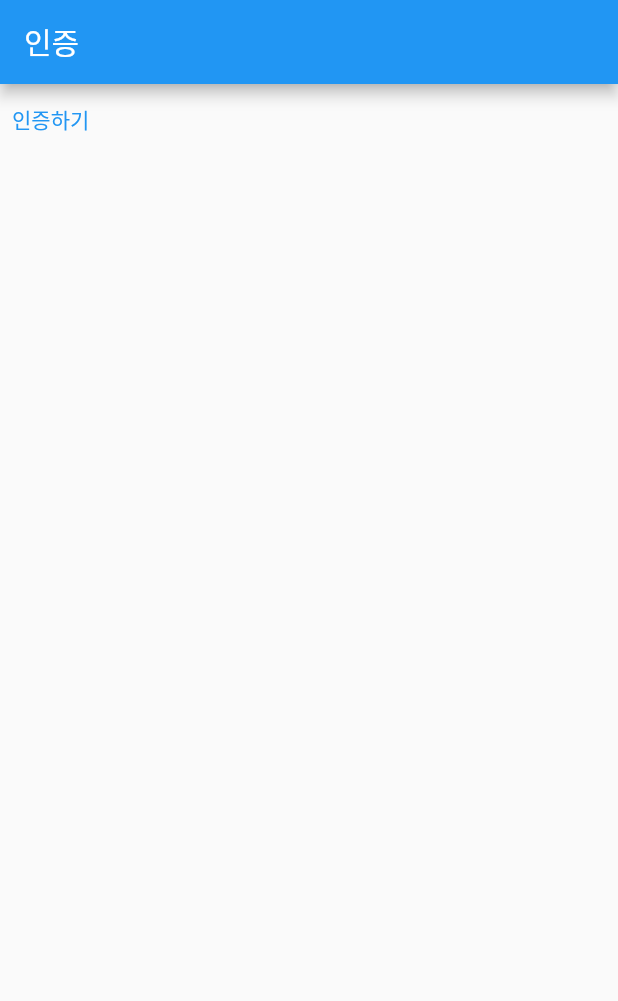
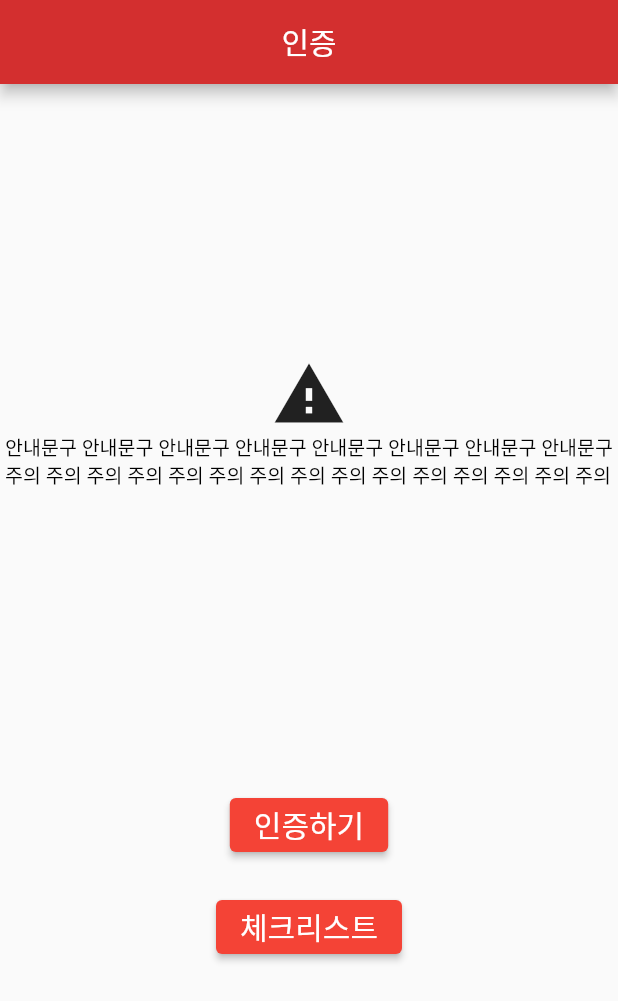
Before and after one commit to bm0228/KNU_20221_TEAM6, a Flutter app: the screen it shows after launch, on a phone screen of 412 x 824 dp. Shown: the top 1001 px of the screen. Run offline on Flutter 3.47's test engine with Material 2 defaults, Android fonts, the phone set to English and light mode, and no system bars; our stand-ins replace camera, fluttertoast, geolocator; missing offline and left inert: tflite.

Commit message:
ui update
ui branch를 가져옴

```diff
--- a/flutter/detect/lib/home.dart
+++ b/flutter/detect/lib/home.dart
@@ -1,5 +1,6 @@
 import 'package:flutter/material.dart';
 import 'camera.dart';
+import 'checklist.dart';
 
 class home extends StatelessWidget {
   @override
@@ -7,9 +8,17 @@ class home extends StatelessWidget {
     return Scaffold(
         appBar: AppBar(
             title: (Text("인증")),
-      ),
-      body: TextButton(
-        child: Text("인증하기"),
+            backgroundColor: Colors.red[700],
+            centerTitle: true),
+        body: Center(
+            child:
+                Column(mainAxisAlignment: MainAxisAlignment.center, children: [
+          Icon(Icons.warning, size: 50.0),
+          Text(
+              '안내문구 안내문구 안내문구 안내문구 안내문구 안내문구 안내문구 안내문구\n주의 주의 주의 주의 주의 주의 주의 주의 주의 주의 주의 주의 주의 주의 주의',
+              style: TextStyle(color: Colors.black, fontSize: 13.0)),
+          SizedBox(height: 200.0),
+          ElevatedButton(
               onPressed: () {
                 //화면 전환 (위도 경도 값 등등 같이 넘겨주기)
                 Navigator.push(
@@ -17,7 +26,19 @@ class home extends StatelessWidget {
                   MaterialPageRoute(builder: (context) => Camera()),
                 );
               },
-      ),
+              child: Text('인증하기', style: TextStyle(fontSize: 20.0)),
+              style: ElevatedButton.styleFrom(primary: Colors.red)),
+          SizedBox(height: 20.0),
+          ElevatedButton(
+              onPressed: () {
+                //도감 화면으로 전환
+                Navigator.push(
+                  context,
+                  MaterialPageRoute(builder: (context) => Checklist()),
                 );
+              },
+              child: Text('체크리스트', style: TextStyle(fontSize: 20.0)),
+              style: ElevatedButton.styleFrom(primary: Colors.red))
+        ])));
   }
 }
--- a/flutter/detect/lib/landmark.dart
+++ b/flutter/detect/lib/landmark.dart
@@ -5,3 +5,9 @@ List<Map> landmark = [
   {'name': 'north', 'latitude': 35.8919, 'longitude': 128.609952},
   {'name': 'front', 'latitude': 35.88517, 'longitude': 128.61447},
 ];
+
+var nameList = ['북문', '정문'];
+
+var imageList = ['image/north/1.PNG', 'image/front/1.PNG'];
+
+var description = ['북문입니다', '정문입니다'];
```
Also changed, not shown: flutter/detect/lib/checklist.dart (added, +109 -0 lines). Lines whose indentation alone changed are shown as unchanged.
